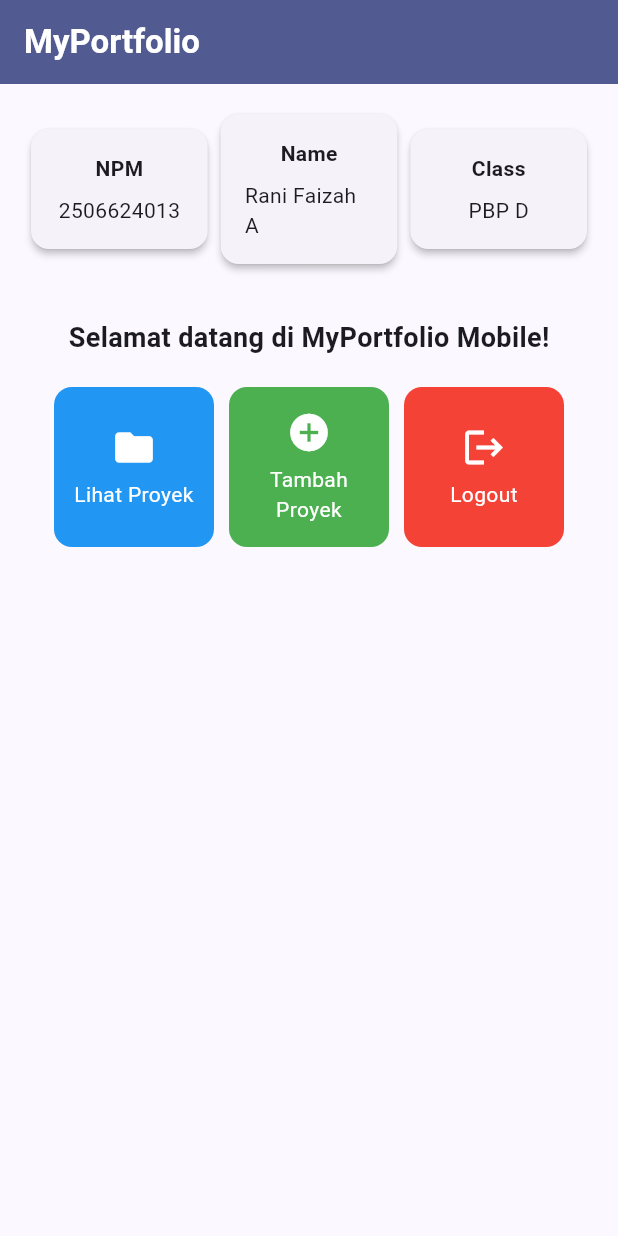
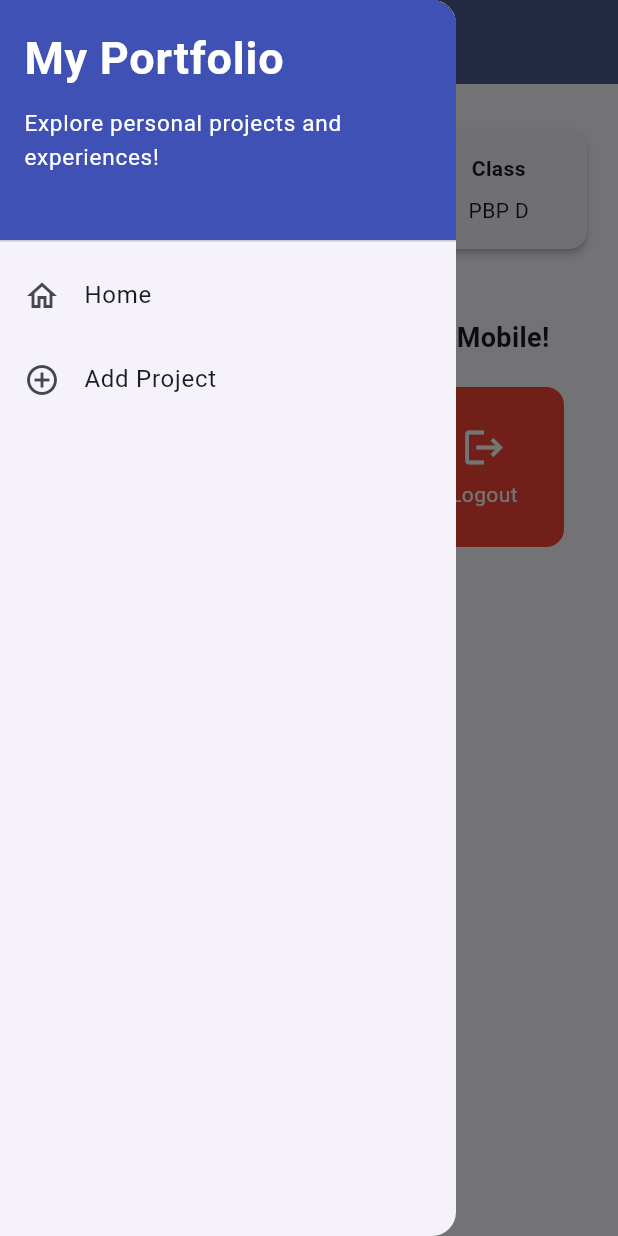
Before and after one commit to ranifaizah/myportofolio_mobile, a Flutter app: the screen it shows after launch, with the side drawer open (before the commit the screen has no drawer), on a phone screen of 412 x 824 dp. Run offline on Flutter 3.47's test engine with Material 3 defaults, Android fonts, the phone set to English and light mode, and no system bars; our stand-ins replace material_ui.

Commit message:
Tutorial 9

```diff
--- a/lib/main.dart
+++ b/lib/main.dart
@@ -1,5 +1,5 @@
-import 'package:flutter/material.dart';
-import 'package:myportofolio_mobile/menu.dart';
+import 'package:material_ui/material_ui.dart';
+import 'package:myportofolio_mobile/screens/menu.dart';
 
 void main() {
   runApp(const MyApp());
@@ -12,10 +12,11 @@ class MyApp extends StatelessWidget {
   Widget build(BuildContext context) {
     return MaterialApp(
       title: 'MyPortfolio',
+      debugShowCheckedModeBanner: false,
       theme: ThemeData(
         colorScheme: ColorScheme.fromSeed(
           seedColor: Colors.indigo,
-          secondary: Colors.amber[700],
+          secondary: Colors.amber,
         ),
         useMaterial3: true,
       ),
--- a/lib/menu.dart
+++ b/lib/screens/menu.dart
@@ -1,4 +1,6 @@
-import 'package:flutter/material.dart';
+import 'package:material_ui/material_ui.dart';
+import 'package:myportofolio_mobile/widgets/left_drawer.dart';
+import 'package:myportofolio_mobile/widgets/project_card.dart';
 
 class MyHomePage extends StatelessWidget {
   MyHomePage({super.key});
@@ -15,24 +17,27 @@ class MyHomePage extends StatelessWidget {
 
   @override
   Widget build(BuildContext context) {
-    // Scaffold menyediakan struktur visual dasar halaman.
     return Scaffold(
-      // AppBar menampilkan bar bagian atas halaman aplikasi.
+      // AppBar
       appBar: AppBar(
         title: const Text(
           'MyPortfolio',
           style: TextStyle(color: Colors.white, fontWeight: FontWeight.bold),
         ),
         backgroundColor: Theme.of(context).colorScheme.primary,
+        iconTheme: const IconThemeData(color: Colors.white),
       ),
 
-      // Body halaman utama.
+      // Drawer Menu
+      drawer: const LeftDrawer(),
+
+      // Body halaman utama
       body: Padding(
         padding: const EdgeInsets.all(16.0),
         child: Column(
           crossAxisAlignment: CrossAxisAlignment.center,
           children: [
-            // Menampilkan 3 InfoCard secara sejajar.
+            // Informasi pemilik portfolio
             Row(
               mainAxisAlignment: MainAxisAlignment.spaceEvenly,
               children: [
@@ -44,7 +49,7 @@ class MyHomePage extends StatelessWidget {
 
             const SizedBox(height: 16.0),
 
-            // Pesan sambutan dan menu portofolio.
+            // Pesan sambutan dan menu portfolio
             Center(
               child: Column(
                 children: [
@@ -59,7 +64,7 @@ class MyHomePage extends StatelessWidget {
                     ),
                   ),
 
-                  // GridView untuk menampilkan tombol menu.
+                  // GridView untuk menampilkan tombol menu
                   GridView.count(
                     primary: true,
                     padding: const EdgeInsets.all(20),
@@ -81,7 +86,7 @@ class MyHomePage extends StatelessWidget {
   }
 }
 
-// Widget kartu informasi pemilik.
+// Widget kartu informasi pemilik
 class InfoCard extends StatelessWidget {
   final String title;
   final String content;
@@ -107,7 +112,7 @@ class InfoCard extends StatelessWidget {
   }
 }
 
-// Model data tombol homepage.
+// Model data tombol homepage
 class ItemHomepage {
   final String name;
   final IconData icon;
@@ -115,46 +120,3 @@ class ItemHomepage {
 
   ItemHomepage(this.name, this.icon, this.color);
 }
-
-// Widget kartu tombol aksi.
-class ItemCard extends StatelessWidget {
-  final ItemHomepage item;
-
-  const ItemCard(this.item, {super.key});
-
-  @override
-  Widget build(BuildContext context) {
-    return Material(
-      color: item.color, //mengganti color dari secondari jadi berdasarkan variabel color nya
-      borderRadius: BorderRadius.circular(12),
-      child: InkWell(
-        onTap: () {
-          ScaffoldMessenger.of(context)
-            ..hideCurrentSnackBar()
-            ..showSnackBar(
-              SnackBar(
-                content: Text("Kamu telah menekan tombol ${item.name}!"),
-              ),
-            );
-        },
-        child: Container(
-          padding: const EdgeInsets.all(8),
-          child: Center(
-            child: Column(
-              mainAxisAlignment: MainAxisAlignment.center,
-              children: [
-                Icon(item.icon, color: Colors.white, size: 30.0),
-                const Padding(padding: EdgeInsets.all(3)),
-                Text(
-                  item.name,
-                  textAlign: TextAlign.center,
-                  style: const TextStyle(color: Colors.white),
-                ),
-              ],
-            ),
-          ),
-        ),
-      ),
-    );
-  }
-}
--- /dev/null
+++ b/lib/widgets/left_drawer.dart
@@ -0,0 +1,65 @@
+import 'package:material_ui/material_ui.dart';
+import 'package:myportofolio_mobile/screens/menu.dart';
+import 'package:myportofolio_mobile/screens/project_form.dart';
+
+class LeftDrawer extends StatelessWidget {
+  const LeftDrawer({super.key});
+
+  @override
+  Widget build(BuildContext context) {
+    return Drawer(
+      child: ListView(
+        children: [
+          // Drawer Header
+          const DrawerHeader(
+            decoration: BoxDecoration(color: Colors.indigo),
+            child: Column(
+              crossAxisAlignment: CrossAxisAlignment.start,
+              children: [
+                Text(
+                  'My Portfolio',
+                  style: TextStyle(
+                    fontSize: 30,
+                    fontWeight: FontWeight.bold,
+                    color: Colors.white,
+                  ),
+                ),
+                SizedBox(height: 10),
+                Text(
+                  'Explore personal projects and experiences!',
+                  style: TextStyle(fontSize: 15, color: Colors.white),
+                ),
+              ],
+            ),
+          ),
+
+          // Navigasi ke Home
+          ListTile(
+            leading: const Icon(Icons.home_outlined),
+            title: const Text('Home'),
+            onTap: () {
+              Navigator.pushReplacement(
+                context,
+                MaterialPageRoute(builder: (context) => MyHomePage()),
+              );
+            },
+          ),
+
+          // Navigasi ke Add Project
+          ListTile(
+            leading: const Icon(Icons.add_circle_outline),
+            title: const Text('Add Project'),
+            onTap: () {
+              Navigator.pushReplacement(
+                context,
+                MaterialPageRoute(
+                  builder: (context) => const ProjectFormPage(),
+                ),
+              );
+            },
+          ),
+        ],
+      ),
+    );
+  }
+}
--- /dev/null
+++ b/lib/widgets/project_card.dart
@@ -0,0 +1,54 @@
+import 'package:material_ui/material_ui.dart';
+import 'package:myportofolio_mobile/screens/menu.dart';
+import 'package:myportofolio_mobile/screens/project_form.dart';
+
+class ItemCard extends StatelessWidget {
+  final ItemHomepage item;
+
+  const ItemCard(this.item, {super.key});
+
+  @override
+  Widget build(BuildContext context) {
+    return Material(
+      color: item.color,
+      borderRadius: BorderRadius.circular(12),
+      child: InkWell(
+        onTap: () {
+          // Memunculkan SnackBar ketika diklik
+          ScaffoldMessenger.of(context)
+            ..hideCurrentSnackBar()
+            ..showSnackBar(
+              SnackBar(
+                content: Text("Kamu telah menekan tombol ${item.name}!"),
+              ),
+            );
+
+          // Navigasi ke halaman yang sesuai
+          if (item.name == "Tambah Proyek") {
+            Navigator.push(
+              context,
+              MaterialPageRoute(builder: (context) => const ProjectFormPage()),
+            );
+          }
+        },
+        child: Container(
+          padding: const EdgeInsets.all(8),
+          child: Center(
+            child: Column(
+              mainAxisAlignment: MainAxisAlignment.center,
+              children: [
+                Icon(item.icon, color: Colors.white, size: 30.0),
+                const Padding(padding: EdgeInsets.all(3)),
+                Text(
+                  item.name,
+                  textAlign: TextAlign.center,
+                  style: const TextStyle(color: Colors.white),
+                ),
+              ],
+            ),
+          ),
+        ),
+      ),
+    );
+  }
+}
--- a/pubspec.yaml
+++ b/pubspec.yaml
@@ -34,6 +34,7 @@ dependencies:
   # The following adds the Cupertino Icons font to your application.
   # Use with the CupertinoIcons class for iOS style icons.
   cupertino_icons: ^1.0.8
+  material_ui: ^1.11.1
 
 dev_dependencies:
   flutter_test:
```
Also changed, not shown: lib/screens/project_form.dart (added, +224 -0 lines), pubspec.lock.
